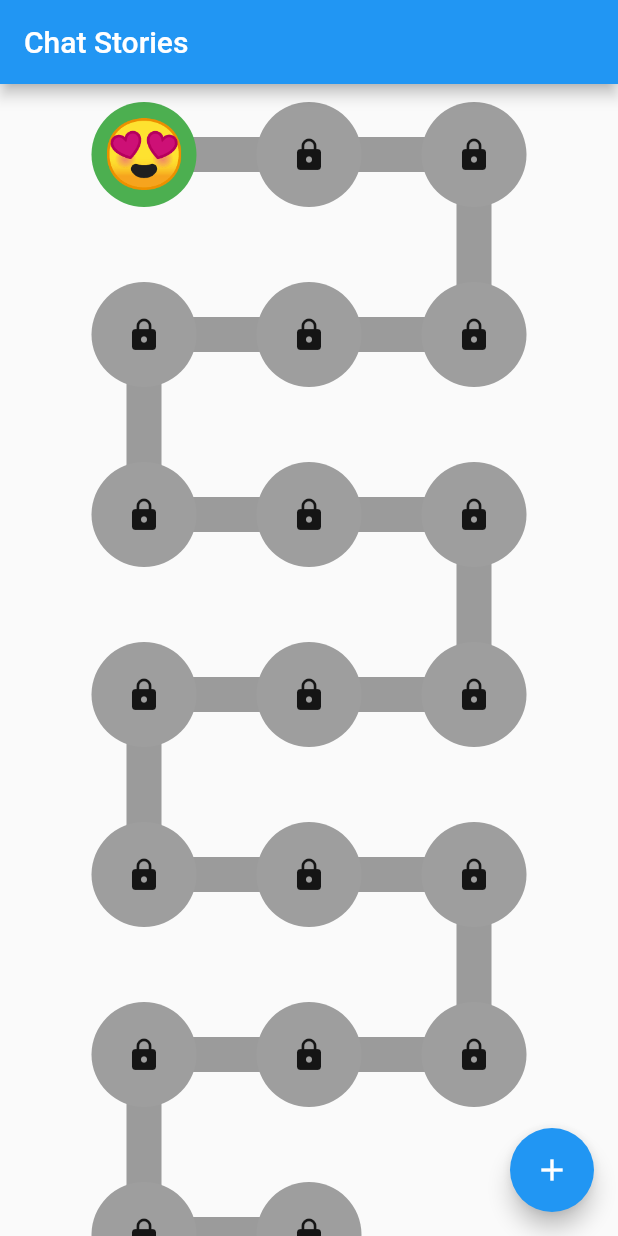
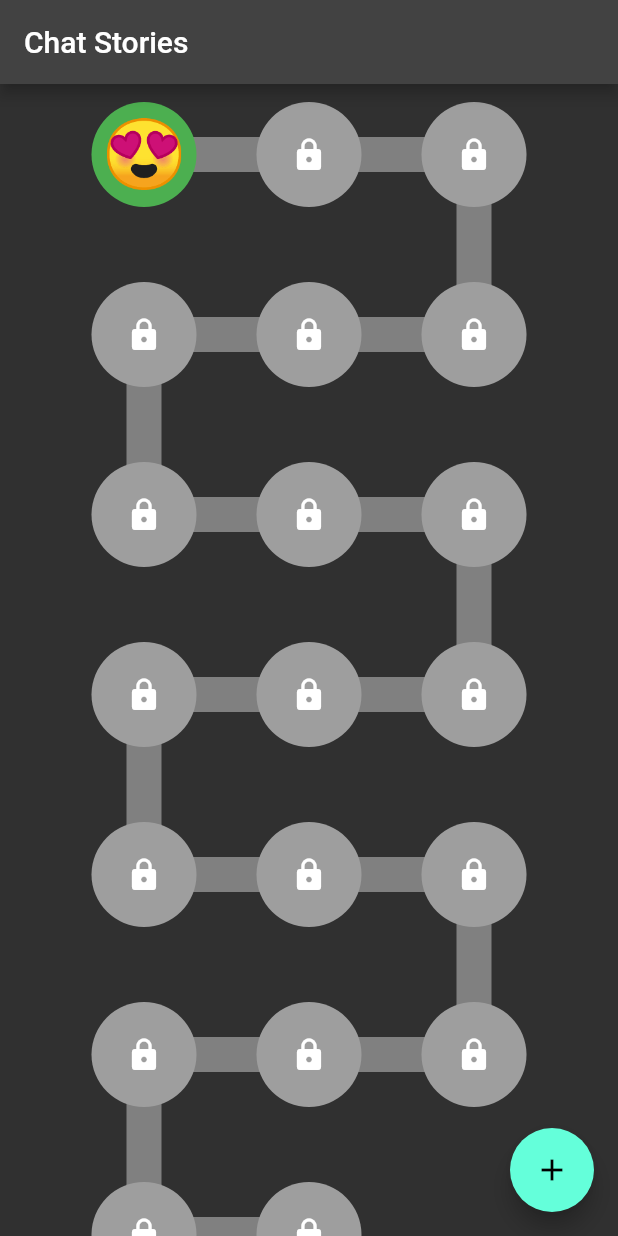
Before and after one commit to mhanzla80/easy_chat_game, a Flutter app: the screen it shows after launch, on a phone screen of 412 x 824 dp. Run offline on Flutter 3.47's test engine with Material 2 defaults, Android fonts, the phone set to English and light mode, and no system bars; our stand-ins replace audioplayers, confetti, flutter_spinkit, shared_preferences, simple_animations.

```diff
--- a/example/lib/main.dart
+++ b/example/lib/main.dart
@@ -13,7 +13,7 @@ class MyApp extends StatelessWidget {
   Widget build(BuildContext context) {
     return MaterialApp(
       title: 'Flutter Demo',
-      theme: ThemeData(),
+      theme: ThemeData.dark(),
       home: const MyHomePage(title: 'Flutter Demo Home Page'),
     );
   }
--- a/pubspec.yaml
+++ b/pubspec.yaml
@@ -1,7 +1,8 @@
 name: easy_chat_game
 description: A new Flutter project.
-version: 0.0.1
-homepage:
+version: 1.0.0
+homepage: https://github.com/nooralibutt/easy_chat_game
+repository: https://github.com/nooralibutt/easy_chat_game
 
 environment:
   sdk: '>=2.19.1 <3.0.0'
```
Also changed, not shown: 2 other files.
